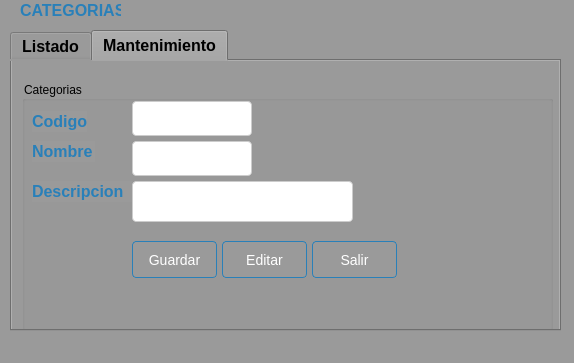
Above: Sistema de ventas/ui/FrmCategoria.ui from CodeDrTech/DevelopPython before the change. Below: the same form after it.
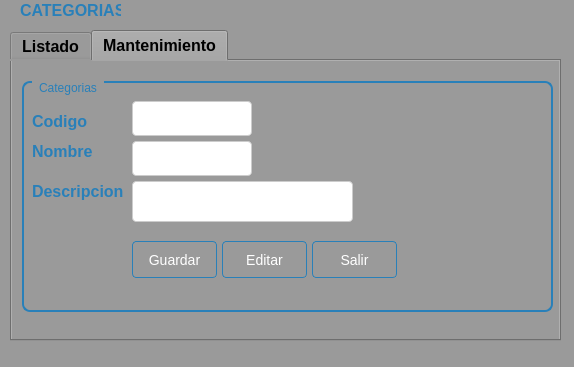
That is the form after the change. The open tabs and pages were chosen to show the change.

```diff
--- a/Sistema de ventas/ui/FrmCategoria.ui
+++ b/Sistema de ventas/ui/FrmCategoria.ui
@@ -10,7 +10,7 @@
     <x>0</x>
     <y>0</y>
     <width>574</width>
-    <height>363</height>
+    <height>367</height>
    </rect>
   </property>
   <property name="windowTitle">
@@ -58,7 +58,7 @@
       <x>10</x>
       <y>30</y>
       <width>551</width>
-      <height>301</height>
+      <height>311</height>
      </rect>
     </property>
     <property name="toolTip">
@@ -381,9 +381,29 @@
         <x>10</x>
         <y>20</y>
         <width>531</width>
-        <height>251</height>
+        <height>231</height>
        </rect>
       </property>
+      <property name="styleSheet">
+       <string notr="true">QGroupBox {
+    border: 2px solid #2980b9;
+    border-radius: 8px;
+    padding: 10px;
+    background-color: #9a9a9a;
+}
+
+QGroupBox:title {
+    color: #2980b9;
+    subcontrol-origin: margin;
+    subcontrol-position: top left;
+    left: 10px;
+    padding-left: 5px;
+    padding-right: 5px;
+    border: none;
+}
+
+</string>
+      </property>
       <property name="title">
        <string>Categorias</string>
       </property>
```
